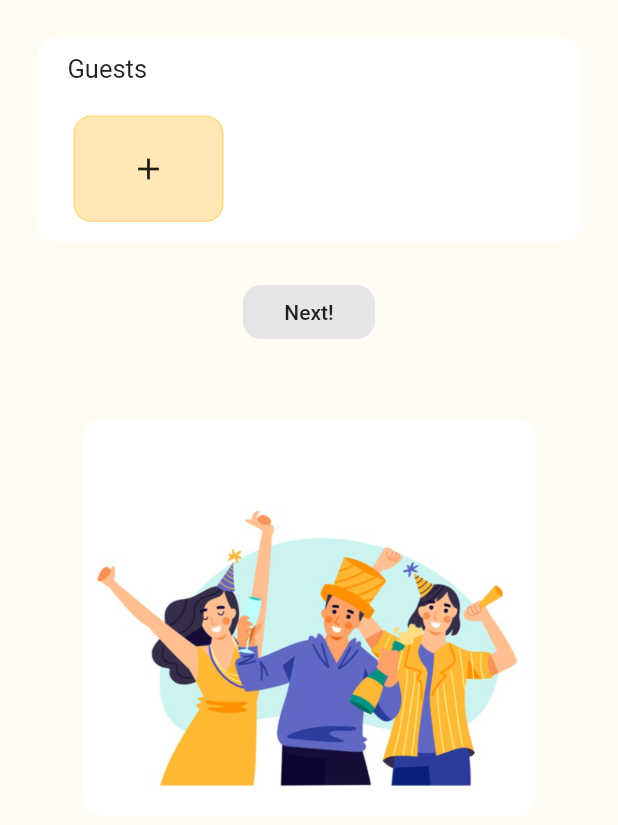
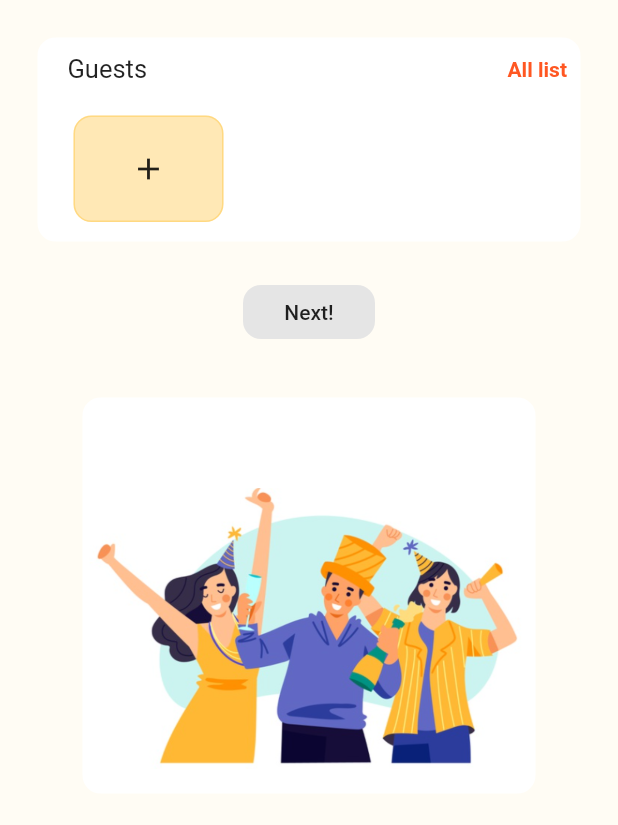
Before and after one commit to paulinaurbas/PlanYourEventMobile, a Flutter app: the AddGuestToPartyContent screen opened directly, on a phone screen of 412 x 824 dp. Shown: the top 825 px of the screen. Run offline on Flutter 3.47's test engine with Material 2 defaults, Android fonts, the phone set to English and light mode, and no system bars; our stand-ins replace cloud_firestore, dio, firebase_auth, flutter_bloc, flutter_datetime_picker, google_fonts and 1 more; accounts and stored records are empty; Roboto replaces fonts that are missing (Ruluko).

Commit message:
add_party
chanhed enum and call to backend, removed padding from picture

```diff
--- a/plan_your_event_mobile/lib/datasources/add_party/add_party_api_provider.dart
+++ b/plan_your_event_mobile/lib/datasources/add_party/add_party_api_provider.dart
@@ -4,7 +4,7 @@ import 'package:planyoureventmobile/models/event_model.dart';
 
 class AddPartyApiProvider{
   Firestore _firestore = Firestore.instance;
-  Future <void> addParty (Event event) async {
+  Future <String> addParty (Event event) async {
     return _firestore.collection('events').add(event.eventToJson()).then((docRef) {
       return docRef.documentID;
     });
--- a/plan_your_event_mobile/lib/enums/party_type.dart
+++ b/plan_your_event_mobile/lib/enums/party_type.dart
@@ -7,3 +7,29 @@ enum PartyType {
   BAPTISM,
   HOLY_COMMUNION
 }
+
+const Map<String, PartyType> partyType = {
+  'BIRTHDAY_PARTY': PartyType.BIRTHDAY_PARTY,
+  'BUISNESS_METTING': PartyType.BUISNESS_METTING,
+  'KINDER_BALL': PartyType.KINDER_BALL,
+  'FAMILY_DINNER': PartyType.FAMILY_DINNER,
+  'BABY_SHOWER': PartyType.BABY_SHOWER,
+  'BAPTISM': PartyType.BAPTISM,
+  'HOLY_COMMUNION': PartyType.HOLY_COMMUNION,
+};
+
+getPartyType(String status){
+  switch (status){
+    case 'BIRTHDAY_PARTY':
+      return PartyType.BIRTHDAY_PARTY;
+    case 'BUISNESS_METTING':
+      return PartyType.BIRTHDAY_PARTY;
+    case 'BIRTHDAY_PARTY':
+      return PartyType.BIRTHDAY_PARTY;
+    case 'BIRTHDAY_PARTY':
+      return PartyType.BIRTHDAY_PARTY;
+    case 'BIRTHDAY_PARTY':
+      return PartyType.BIRTHDAY_PARTY;
+  }
+
+}
--- a/plan_your_event_mobile/lib/repository/add_party_repository.dart
+++ b/plan_your_event_mobile/lib/repository/add_party_repository.dart
@@ -1,12 +1,11 @@
 import 'package:flutter/foundation.dart';
-import 'package:cloud_firestore/cloud_firestore.dart';
 import 'package:planyoureventmobile/datasources/add_party/add_party_api_provider.dart';
 import 'package:planyoureventmobile/models/event_model.dart';
 
 class AddPartyRepository with ChangeNotifier {
   final _addPartyApiProvider = AddPartyApiProvider();
 
-  Future <void> addEvent(Event event) => _addPartyApiProvider.addParty(event);
+  Future <String> addEvent(Event event) => _addPartyApiProvider.addParty(event);
 
 
 }
--- a/plan_your_event_mobile/lib/screens/parties/add_party/add_guest_to_party_content.dart
+++ b/plan_your_event_mobile/lib/screens/parties/add_party/add_guest_to_party_content.dart
@@ -62,7 +62,20 @@ class _AddGuestToPartyContentState extends State<AddGuestToPartyContent> {
                               child: Text(
                                 appStrings["guest"],
                                 style: TextStyle(fontSize: 17),
-                              ))
+                              )),
+                          Spacer(),
+                          Padding(
+                            padding: const EdgeInsets.only(right: 8.0),
+                            child: InkWell(
+                              child: Text(appStrings['allList'],
+                                  style: TextStyle(
+                                    color: Colors.deepOrange,
+                                    fontWeight: FontWeight.w600,
+                                  )),
+                              onTap: () {
+                              },
+                            ),
+                          )
                         ]),
                   ),
                   Padding(
@@ -82,11 +95,9 @@ class _AddGuestToPartyContentState extends State<AddGuestToPartyContent> {
     mainAxisAlignment: MainAxisAlignment.center,
     children: [
       Container(
-          child: Padding(
-              padding: const EdgeInsets.all(15.0),
-              child: Container(
-                child: PlanYourEventCard(pictureName: 'assets/images/party_welocome.png', height: 218, width: 300, title: ""),
-            ))),
+          child: Container(
+            child: PlanYourEventCard(pictureName: 'assets/images/party_welocome.png', height: 218, width: 300, title: ""),
+            )),
     ],
   );
 
--- a/plan_your_event_mobile/lib/styling/dictionary.dart
+++ b/plan_your_event_mobile/lib/styling/dictionary.dart
@@ -44,4 +44,5 @@ const Map<String, String> appStrings = {
   'next': 'Next!',
   'plan': 'Plan',
   'about': 'About app',
+  'allList': 'All list',
 };
```
Also changed, not shown: plan_your_event_mobile/lib/bloc/add_party_bloc.dart (+15 -5 lines), plan_your_event_mobile/lib/enums/place_type.dart (+20 -0 lines), plan_your_event_mobile/lib/screens/parties/add_party/create_party_content.dart (+4 -13 lines).
